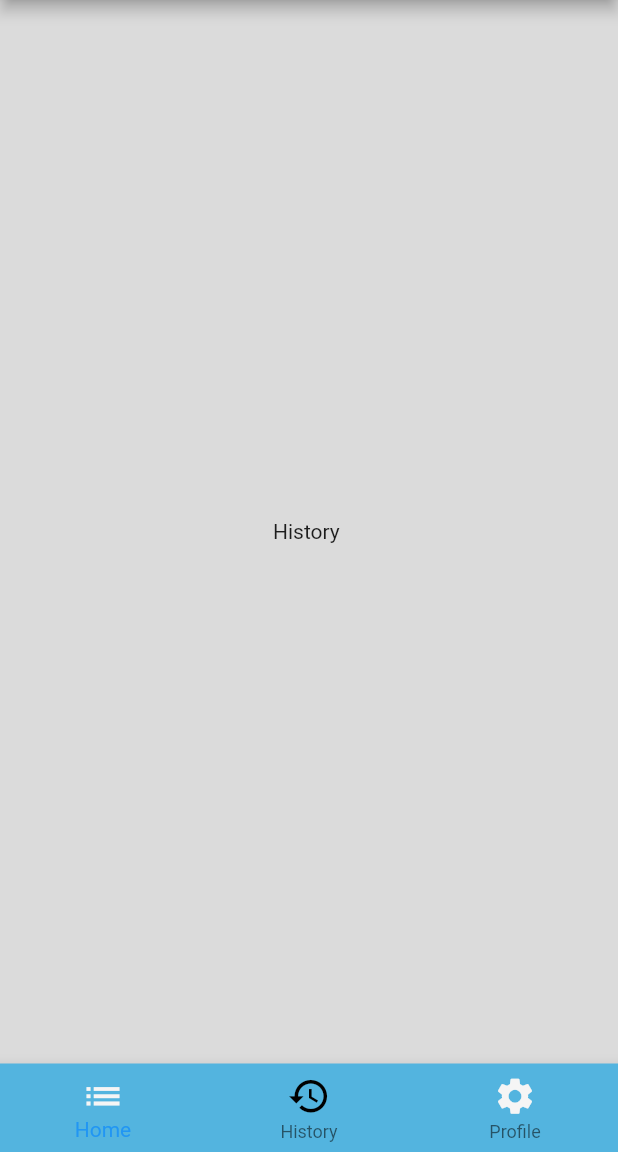
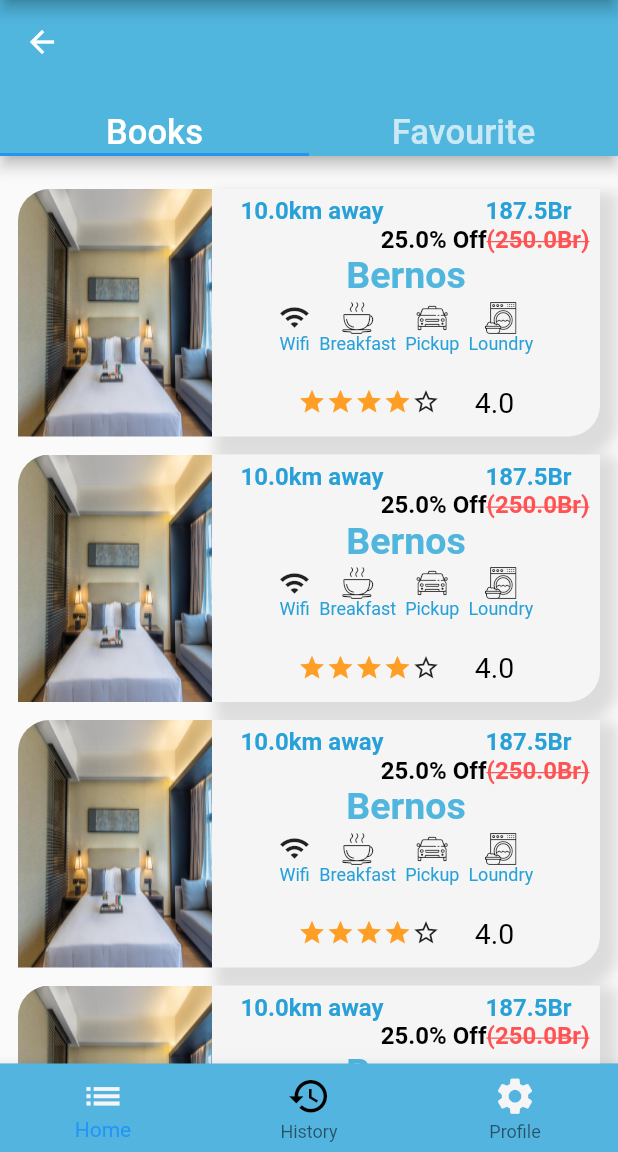
Before and after one commit to HPaulos/project-x, a Flutter app: the Home screen opened by its route, item 2 of the bottom bar chosen, on a phone screen of 412 x 824 dp, the part 84-1236 px from its top. Run offline on Flutter 3.47's test engine with Material 2 defaults, Android fonts, the phone set to English and light mode, and no system bars; our stand-ins replace carousel_pro.

Commit message:
updated the history page

```diff
--- a/lib/pages/home/history.dart
+++ b/lib/pages/home/history.dart
@@ -1,9 +1,95 @@
+import 'package:booker/models/hotel.dart';
+import 'package:booker/models/room_details.dart';
+import 'package:booker/widget/room_detail_card.dart';
 import 'package:flutter/cupertino.dart';
+import 'package:flutter/material.dart';
 
-class History extends StatelessWidget{
+class History extends StatelessWidget {
+  Hotel hotel =
+      Hotel(distance: 10.0, name: "Bernos", rate: 4.0, accomodations: [
+    "loundry",
+    "pickup",
+    "bar",
+    "restaurant"
+  ], rooms: [
+    RoomDetails(
+      discountInPercent: 25.0,
+      isAvaliable: true,
+      type: "One Bed Room",
+      originalPrice: 250.0,
+    )
+  ]);
+  int selectedRoomIndex = 0;
+
   @override
   Widget build(BuildContext context) {
-    return Center(child: Text("History "),);
+    return DefaultTabController(
+      length: 2,
+      child: Scaffold(
+        appBar: AppBar(
+          bottom: TabBar(
+            tabs: [
+              Text(
+                "Books",
+                style: TextStyle(fontSize: 23),
+              ),
+              Text(
+                "Favourite",
+                style: TextStyle(fontSize: 23),
+              ),
+            ],
+          ),
+        ),
+        body: Padding(
+          padding: const EdgeInsets.only(
+            top: 10,
+          ),
+          child: TabBarView(
+            children: [
+              Column(
+                children: <Widget>[
+                  Expanded(
+                    child: ListView(
+                      scrollDirection: Axis.vertical,
+                      children: <Widget>[
+                        RoomDetailCard(hotel, selectedRoomIndex),
+                        RoomDetailCard(hotel, selectedRoomIndex),
+                        RoomDetailCard(hotel, selectedRoomIndex),
+                        RoomDetailCard(hotel, selectedRoomIndex),
+                        RoomDetailCard(hotel, selectedRoomIndex),
+                        RoomDetailCard(hotel, selectedRoomIndex),
+                        RoomDetailCard(hotel, selectedRoomIndex),
+                        RoomDetailCard(hotel, selectedRoomIndex),
+                        RoomDetailCard(hotel, selectedRoomIndex),
+                        RoomDetailCard(hotel, selectedRoomIndex),
+                        RoomDetailCard(hotel, selectedRoomIndex),
+                        RoomDetailCard(hotel, selectedRoomIndex),
+                        RoomDetailCard(hotel, selectedRoomIndex),
+                        RoomDetailCard(hotel, selectedRoomIndex),
+                        RoomDetailCard(hotel, selectedRoomIndex),
+                        Padding(
+                          padding: EdgeInsets.only(bottom: 10.0),
+                          child: Column(),
+                        ),
+                      ],
+                    ),
+                  ),
+                ],
+              ),
+              Column(
+                crossAxisAlignment: CrossAxisAlignment.center,
+                children: <Widget>[
+                  Expanded(
+                    child: Center(
+                      child: Text("No result is found."),
+                    ),
+                  )
+                ],
+              ),
+            ],
+          ),
+        ),
+      ),
+    );
   }
-
 }
--- a/lib/pages/home/search.dart
+++ b/lib/pages/home/search.dart
@@ -161,7 +161,13 @@ class _FilterBarState extends State<FilterBar> {
                             color: Color(0xFFF5F5F5),
                             border: Border(
                                 right: BorderSide(
-                                    width: 3.0, color: Colors.redAccent))),
+                                  width: 3.0,
+                                  color: Color(0xA03CB371),
+                                ),
+                                left: BorderSide(
+                                  width: 3.0,
+                                  color: Color(0xA03CB371),
+                                ))),
                         child: Container(
                           child: Column(
                             children: <Widget>[
@@ -206,7 +212,13 @@ class _FilterBarState extends State<FilterBar> {
                             color: Color(0xFFF5F5F5),
                             border: Border(
                                 right: BorderSide(
-                                    width: 3.0, color: Colors.blueAccent))),
+                                  width: 3.0,
+                                  color: Color(0xA0FF5555),
+                                ),
+                                left: BorderSide(
+                                  width: 3.0,
+                                  color: Color(0xA0FF5555),
+                                ))),
                         child: Container(
                           child: Column(
                             children: <Widget>[
@@ -285,7 +297,7 @@ class _FilterBarState extends State<FilterBar> {
                   IconButton(
                     icon: showFilters
                         ? Transform.rotate(
-                          angle: 180 * pi / 180,
+                            angle: 180 * pi / 180,
                             child: Icon(
                               Icons.filter_list,
                               color: Color(0xFFF5F5F5),
```
